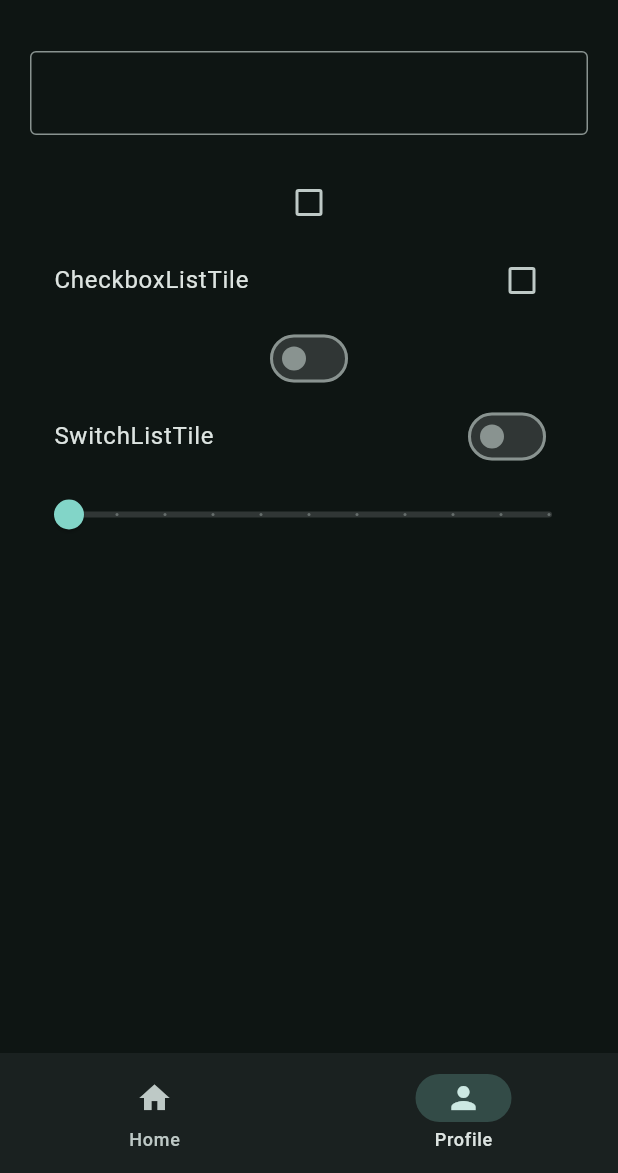
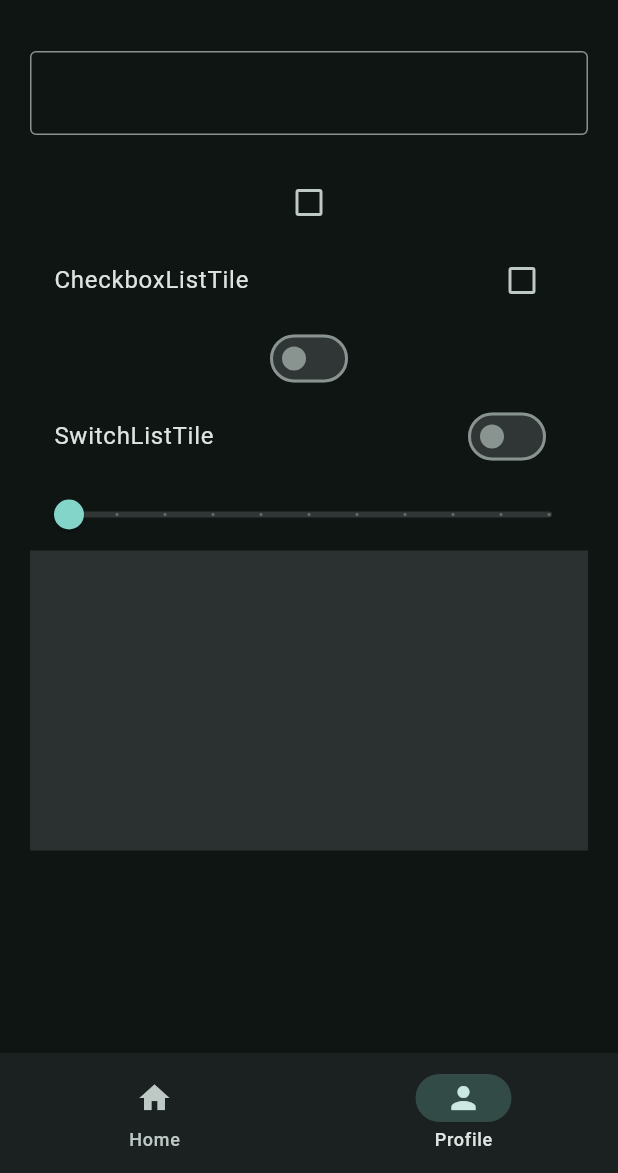
Before and after one commit to zinminnhtun/flutter_learning, a Flutter app: the screen it shows after launch, item 2 of the bottom bar chosen, on a phone screen of 412 x 824 dp, the part 63-1236 px from its top. Run offline on Flutter 3.47's test engine with Material 3 defaults, Android fonts, the phone set to English and light mode, and no system bars.

```diff
--- a/lib/views/pages/profile_page.dart
+++ b/lib/views/pages/profile_page.dart
@@ -14,7 +14,8 @@ class _ProfilePageState extends State<ProfilePage> {
   double sliderValue = 0.0;
   @override
   Widget build(BuildContext context) {
-    return Padding(
+    return SingleChildScrollView(
+      child: Padding(
         padding: const EdgeInsets.all(20.0),
         child: Column(
           children: [
@@ -71,7 +72,18 @@ class _ProfilePageState extends State<ProfilePage> {
                 print(value);
               },
             ),
+            GestureDetector(
+              onTap: () {
+                print("Image Selected");
+              },
+              child: Container(
+                height: 200,
+                width: double.infinity,
+               color: Colors.white12
+                ),
+              ),
           ],
+        ),
       ),
     );
   }
```
Lines whose indentation alone changed are shown as unchanged.
